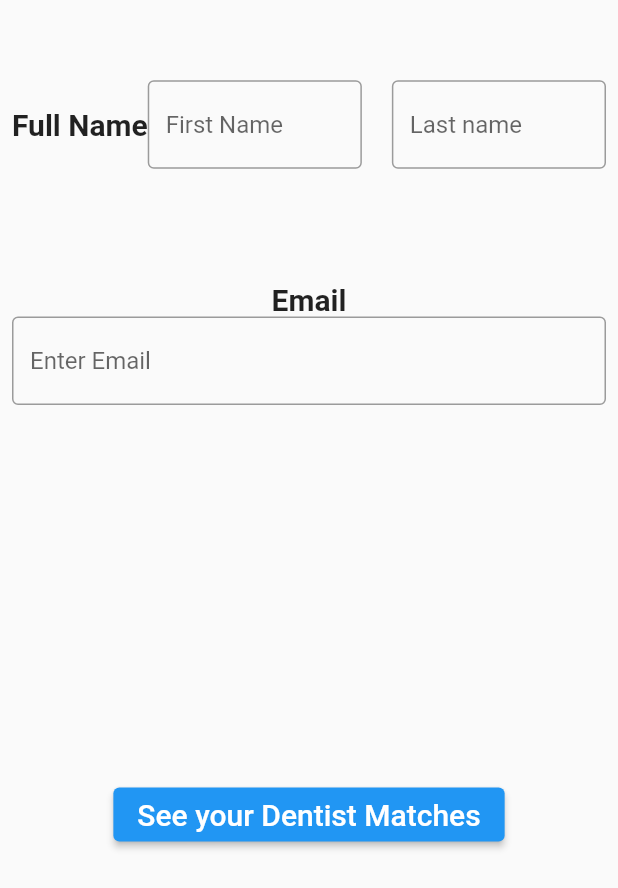
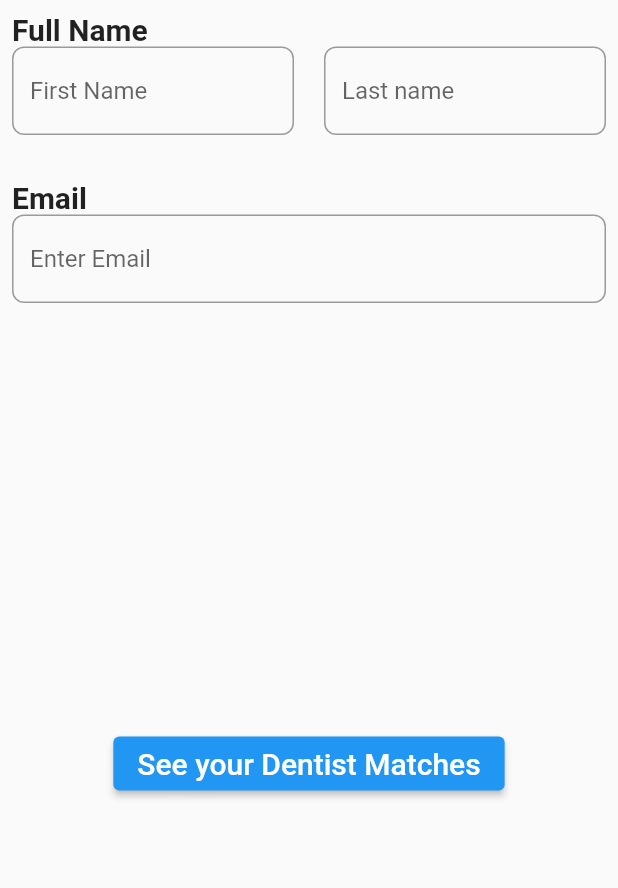
Before and after one commit to jtmuller5/flutter_practice, a Flutter app: the screen it shows after launch, on a phone screen of 412 x 824 dp. Shown: the top 888 px of the screen. Run offline on Flutter 3.47's test engine with Material 2 defaults, Android fonts, the phone set to English and light mode, and no system bars; our stand-ins replace google_fonts, stacked.

Commit message:
onboarding continued

```diff
--- a/lib/on_boarding_screen/widgets/on_boarding_list_view.dart
+++ b/lib/on_boarding_screen/widgets/on_boarding_list_view.dart
@@ -14,14 +14,32 @@ class OnBoardingListView extends ViewModelWidget<OnboardingViewModel> {
           children: [
             Row(
               children: [
-                SizedBox(height: 150,),
-                Title(color: Colors.black, child: const Text("Full Name",style: TextStyle(fontWeight:FontWeight.bold,fontSize: 20),),),
+                Title(
+                  color: Colors.black,
+                  child: const Text(
+                    "Full Name",
+                    style: TextStyle(fontWeight: FontWeight.bold, fontSize: 20),
+                  ),
+                ),
+              ],
+            ),
+            Row(
+              children: [
                 Flexible(
                   child: TextFormField(
                     onChanged: (value) {
                       viewModel.updateFirstName(value);
                     },
-                    decoration: const InputDecoration(hintText: "First Name", border: OutlineInputBorder()),
+                    decoration: InputDecoration(
+                      hintText: "First Name",
+                      border: OutlineInputBorder(
+                        borderRadius: BorderRadius.circular(8),
+                        borderSide: const BorderSide(
+                          color: Colors.grey,
+                          width: 2,
+                        ),
+                      ),
+                    ),
                   ),
                 ),
                 const SizedBox(
@@ -32,7 +50,12 @@ class OnBoardingListView extends ViewModelWidget<OnboardingViewModel> {
                     onChanged: (value) {
                       viewModel.updateLastName(value);
                     },
-                    decoration: InputDecoration(hintText: "Last name", border: OutlineInputBorder()),
+                    decoration: InputDecoration(hintText: "Last name", border: OutlineInputBorder(
+                      borderRadius: BorderRadius.circular(8),
+                      borderSide: const BorderSide(
+                        color: Colors.black, width: 2,
+                      ),
+                    )),
                   ),
                 ),
               ],
@@ -40,6 +63,8 @@ class OnBoardingListView extends ViewModelWidget<OnboardingViewModel> {
             const SizedBox(
               height: 30,
             ),
+            Row(
+              children: [
                 Title(
                     color: Colors.black,
                     child: const Text(
@@ -49,11 +74,17 @@ class OnBoardingListView extends ViewModelWidget<OnboardingViewModel> {
                         fontWeight: FontWeight.bold,
                       ),
                     )),
+              ],
+            ),
             TextFormField(
               onChanged: (value) {
                 viewModel.updateEmail(value);
               },
-              decoration: const InputDecoration(hintText: "Enter Email", border: OutlineInputBorder()),
+              decoration:  InputDecoration(hintText: "Enter Email", border: OutlineInputBorder(
+                borderRadius: BorderRadius.circular(8),borderSide: const BorderSide(
+                color: Colors.black, width: 2,
+              )
+              )),
             )
           ],
         ),
```
Also changed, not shown: lib/on_boarding_screen/widgets/on_boarding_confirm_button.dart (+5 -3 lines). Lines whose indentation alone changed are shown as unchanged.
